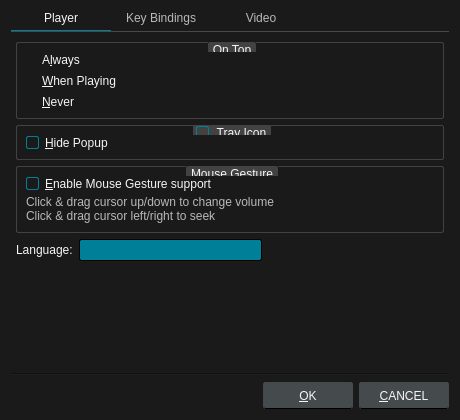
This is src/ui/preferencesdialog.ui in u8sand/Baka-MPlayer as Qt 5 draws it before an edit. The edited form follows.
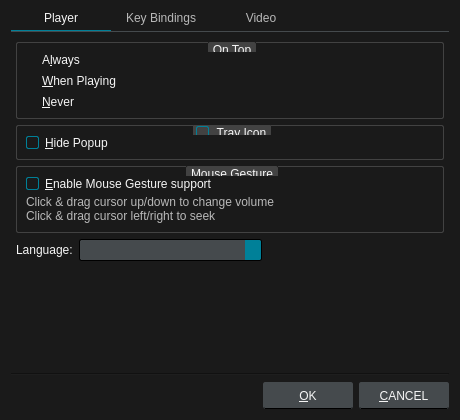
This is the edited form. Icons and pictures are not drawn.

Diff of the .ui file:
```diff
--- a/src/ui/preferencesdialog.ui
+++ b/src/ui/preferencesdialog.ui
@@ -70,7 +70,7 @@
 /* QComboBox */
 
 QComboBox {
-	background: #008098;
+	background: #454A4D;
 	border: 1px solid black;
 	border-radius: 2px;
 	padding: 2px;
@@ -79,7 +79,9 @@
 	border: 1px solid whitesmoke;
 }
 QComboBox::drop-down {
-    border: none;
+	background: #008098;
+	border-top-right-radius: 2px;
+	border-bottom-right-radius: 2px;
 }
 QComboBox::down-arrow {
 	image: url(:/img/down-arrow.svg);
```
Left out of the diff: 2 changed lines with no effect on the pictures.
